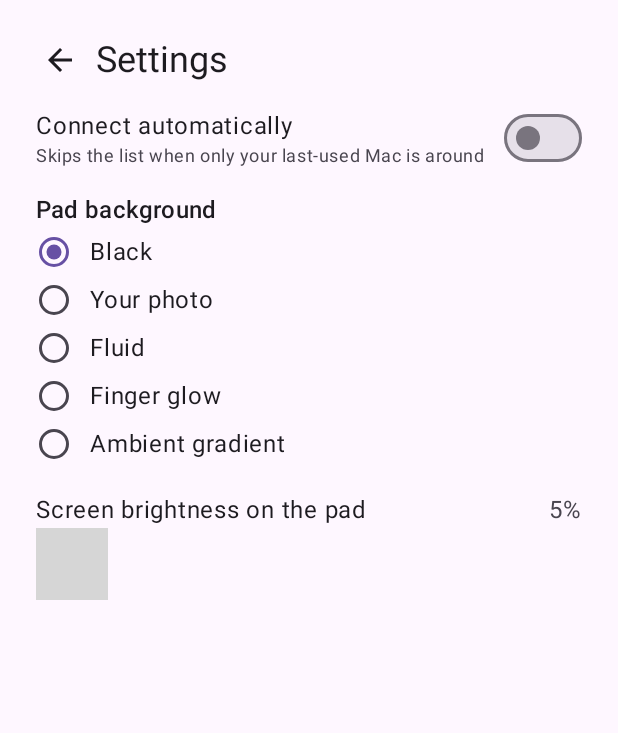
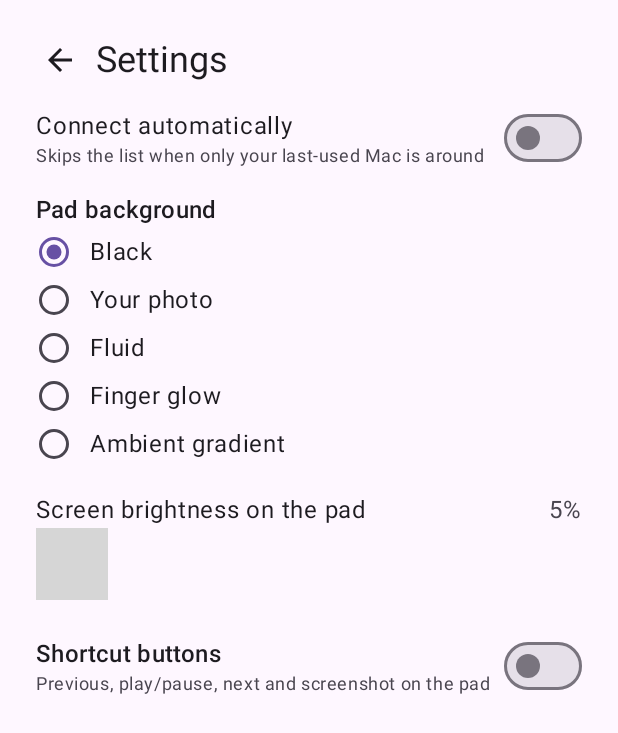
Before and after one commit to Ayush-e4/magicpad, an Android app built with Jetpack Compose: the screen it shows after launch (MainActivity), after a tap on "Settings", on a phone screen of 412 x 824 dp. Shown: the top 733 px of the screen. Run offline under Robolectric (Android 15) with nearby library versions, the phone set to English and light mode, and no system bars; 3 statements that could not run were skipped; grey boxes are pictures that could not be loaded.

Commit message:
Shortcut buttons on the pad: previous, play/pause, next, screenshot (#5)
- Phone: Settings → Shortcut buttons (off by default), with side (left/right) and
  position (top/middle/bottom). The strip sits above the pad, so touches on it never
  reach the Mac as trackpad touches; each tap buzzes.
- Protocol: phone → Mac {"t":"action","a":"<action>"} after ready. The Mac now
  ignores message types it doesn't know after ready, so newer phones can add
  messages without breaking older Macs.
- Mac: media keys sent like an Apple keyboard's; screenshot is ⌘⇧3.
- Tests for the defaults and the action names.

```diff
--- a/android/app/src/main/java/app/magicpad/Store.kt
+++ b/android/app/src/main/java/app/magicpad/Store.kt
@@ -6,6 +6,8 @@ import app.magicpad.net.Crypto
 import app.magicpad.net.toHex
 import app.magicpad.settings.PadBackground
 import app.magicpad.settings.PadSettings
+import app.magicpad.settings.StripPlace
+import app.magicpad.settings.StripSide
 import java.util.Base64
 
 /** This phone's id and the pairing key for each Mac, in private app storage. */
@@ -46,6 +48,9 @@ class Store(
             photoDim = prefs.getFloat(KEY_PHOTO_DIM, PadSettings.DEFAULT_PHOTO_DIM),
             brightness = if (prefs.contains(KEY_BRIGHTNESS)) prefs.getFloat(KEY_BRIGHTNESS, 0f) else null,
             autoConnect = prefs.getBoolean(KEY_AUTO_CONNECT, false),
+            shortcuts = prefs.getBoolean(KEY_SHORTCUTS, false),
+            stripSide = StripSide.fromKey(prefs.getString(KEY_STRIP_SIDE, null)),
+            stripPlace = StripPlace.fromKey(prefs.getString(KEY_STRIP_PLACE, null)),
         )
 
     fun savePadSettings(settings: PadSettings) =
@@ -55,6 +60,9 @@ class Store(
             val b = settings.brightness
             if (b == null) remove(KEY_BRIGHTNESS) else putFloat(KEY_BRIGHTNESS, b)
             putBoolean(KEY_AUTO_CONNECT, settings.autoConnect)
+            putBoolean(KEY_SHORTCUTS, settings.shortcuts)
+            putString(KEY_STRIP_SIDE, settings.stripSide.key)
+            putString(KEY_STRIP_PLACE, settings.stripPlace.key)
         }
 
     /** Changes whenever a new pad photo is saved; 0 = none yet. */
@@ -71,6 +79,9 @@ class Store(
         const val KEY_PHOTO_DIM = "pad_photo_dim"
         const val KEY_BRIGHTNESS = "pad_brightness"
         const val KEY_PHOTO_VERSION = "pad_photo_version"
+        const val KEY_SHORTCUTS = "shortcuts_on"
+        const val KEY_STRIP_SIDE = "shortcuts_side"
+        const val KEY_STRIP_PLACE = "shortcuts_place"
         const val KEY_AUTO_CONNECT = "auto_connect_on_open" // renamed so the old default (on) is dropped
     }
 }
--- a/android/app/src/main/java/app/magicpad/settings/PadSettings.kt
+++ b/android/app/src/main/java/app/magicpad/settings/PadSettings.kt
@@ -30,6 +30,10 @@ data class PadSettings(
     val brightness: Float? = null,
     /** Skip the list on open when only the last-used Mac is around. */
     val autoConnect: Boolean = false, // off: opening the app waits for the user to pick a Mac
+    /** Shortcut buttons (play/pause, screenshot…) on the pad. */
+    val shortcuts: Boolean = false,
+    val stripSide: StripSide = StripSide.LEFT,
+    val stripPlace: StripPlace = StripPlace.MIDDLE,
 ) {
     /** Window screenBrightness to use on the pad, 0.01–1. */
     val effectiveBrightness: Float get() = brightness ?: defaultBrightness(background)
@@ -43,6 +47,12 @@ data class PadSettings(
 
     fun withAutoConnect(on: Boolean) = copy(autoConnect = on)
 
+    fun withShortcuts(on: Boolean) = copy(shortcuts = on)
+
+    fun withStripSide(side: StripSide) = copy(stripSide = side)
+
+    fun withStripPlace(place: StripPlace) = copy(stripPlace = place)
+
     companion object {
         const val MIN_BRIGHTNESS = 0.01f
         const val MAX_BRIGHTNESS = 1f
--- a/android/app/src/main/java/app/magicpad/settings/SettingsScreen.kt
+++ b/android/app/src/main/java/app/magicpad/settings/SettingsScreen.kt
@@ -113,6 +113,58 @@ fun SettingsScreen(
             range = PadSettings.MIN_BRIGHTNESS..PadSettings.MAX_BRIGHTNESS,
             onChange = { v -> model.update { it.withBrightness(v) } },
         )
+        Spacer(Modifier.height(16.dp))
+        ShortcutSection(model)
+    }
+}
+
+@Composable
+private fun ShortcutSection(model: SettingsModel) {
+    val s = model.value
+    Row(
+        Modifier
+            .fillMaxWidth()
+            .toggleable(value = s.shortcuts, role = Role.Switch) { on -> model.update { it.withShortcuts(on) } }
+            .padding(horizontal = 8.dp, vertical = 8.dp),
+        verticalAlignment = Alignment.CenterVertically,
+    ) {
+        Column(Modifier.weight(1f)) {
+            Text("Shortcut buttons", style = MaterialTheme.typography.titleMedium)
+            Text(
+                "Previous, play/pause, next and screenshot on the pad",
+                style = MaterialTheme.typography.bodySmall,
+                color = MaterialTheme.colorScheme.onSurfaceVariant,
+            )
+        }
+        Switch(checked = s.shortcuts, onCheckedChange = null)
+    }
+    if (!s.shortcuts) return
+    ChoiceRow("Side", StripSide.entries, s.stripSide, { it.label }) { side -> model.update { it.withStripSide(side) } }
+    ChoiceRow("Position", StripPlace.entries, s.stripPlace, { it.label }) { place -> model.update { it.withStripPlace(place) } }
+}
+
+/** A label and a row of radio buttons, one per option. */
+@Composable
+private fun <T> ChoiceRow(
+    label: String,
+    options: List<T>,
+    selected: T,
+    name: (T) -> String,
+    onPick: (T) -> Unit,
+) {
+    Row(Modifier.padding(horizontal = 8.dp).selectableGroup(), verticalAlignment = Alignment.CenterVertically) {
+        Text(label, Modifier.size(width = 72.dp, height = 24.dp))
+        for (option in options) {
+            Row(
+                Modifier
+                    .selectable(selected = option == selected, role = Role.RadioButton) { onPick(option) }
+                    .padding(end = 12.dp, top = 4.dp, bottom = 4.dp),
+                verticalAlignment = Alignment.CenterVertically,
+            ) {
+                RadioButton(selected = option == selected, onClick = null)
+                Text(name(option), Modifier.padding(start = 4.dp))
+            }
+        }
     }
 }
 
--- /dev/null
+++ b/android/app/src/main/java/app/magicpad/settings/StripPosition.kt
@@ -0,0 +1,30 @@
+package app.magicpad.settings
+
+/** Which side of the pad the shortcut buttons sit on. */
+enum class StripSide(
+    val key: String,
+    val label: String,
+) {
+    LEFT("left", "Left"),
+    RIGHT("right", "Right"),
+    ;
+
+    companion object {
+        fun fromKey(key: String?): StripSide = entries.firstOrNull { it.key == key } ?: LEFT
+    }
+}
+
+/** Where along that side: top and bottom put the buttons in a corner. */
+enum class StripPlace(
+    val key: String,
+    val label: String,
+) {
+    TOP("top", "Top"),
+    MIDDLE("middle", "Middle"),
+    BOTTOM("bottom", "Bottom"),
+    ;
+
+    companion object {
+        fun fromKey(key: String?): StripPlace = entries.firstOrNull { it.key == key } ?: MIDDLE
+    }
+}
```
Also changed, not shown: android/app/src/main/java/app/magicpad/Controller.kt (+7 -0 lines), android/app/src/main/java/app/magicpad/net/Session.kt (+28 -0 lines), android/app/src/main/java/app/magicpad/pad/PadScreen.kt (+8 -0 lines), android/app/src/main/java/app/magicpad/pad/Shortcut.kt (added, +16 -0 lines), android/app/src/main/java/app/magicpad/pad/ShortcutStrip.kt (added, +92 -0 lines), android/app/src/main/res/drawable/ic_next.xml (added, +10 -0 lines), android/app/src/main/res/drawable/ic_play_pause.xml (added, +10 -0 lines), android/app/src/main/res/drawable/ic_previous.xml (added, +10 -0 lines), android/app/src/main/res/drawable/ic_screenshot.xml (added, +10 -0 lines), 5 other files.
